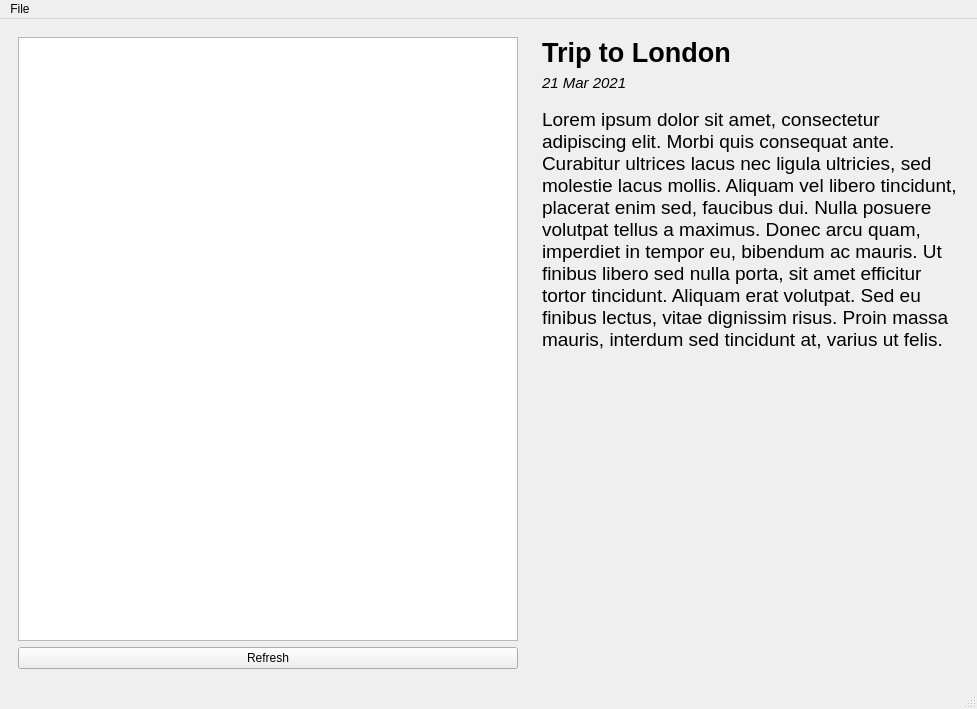
The window that src/MainWindow.ui (Kirtsim/Memo-client-gui) describes before a commit, drawn with Qt 5.
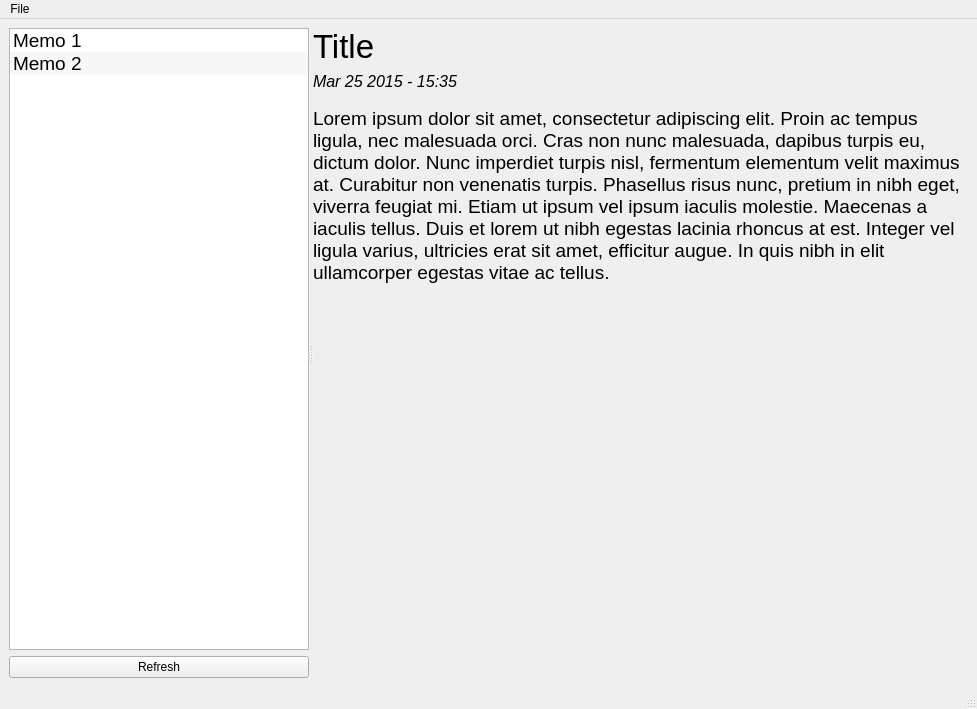
The same window after the commit.

Commit message:
Add a splitter to the main window.
The splitter allows for resizing the left and right part of the window,
i.e. the list of memos and the selected memo details respectively.

Patch:
```diff
--- a/src/MainWindow.ui
+++ b/src/MainWindow.ui
@@ -10,22 +10,74 @@
     <height>709</height>
    </rect>
   </property>
+  <property name="minimumSize">
+   <size>
+    <width>100</width>
+    <height>0</height>
+   </size>
+  </property>
   <property name="windowTitle">
    <string>Memo browser</string>
   </property>
   <widget class="QWidget" name="centralwidget">
-   <layout class="QHBoxLayout" name="horizontalLayout">
+   <layout class="QVBoxLayout" name="verticalLayout">
     <item>
-     <widget class="QWidget" name="widget" native="true">
+     <widget class="QSplitter" name="splitter">
+      <property name="orientation">
+       <enum>Qt::Horizontal</enum>
+      </property>
+      <widget class="QWidget" name="listContainer" native="true">
+       <property name="sizePolicy">
+        <sizepolicy hsizetype="Preferred" vsizetype="Preferred">
+         <horstretch>0</horstretch>
+         <verstretch>0</verstretch>
+        </sizepolicy>
+       </property>
+       <property name="minimumSize">
+        <size>
+         <width>0</width>
+         <height>0</height>
+        </size>
+       </property>
+       <property name="baseSize">
+        <size>
+         <width>0</width>
+         <height>0</height>
+        </size>
+       </property>
       <layout class="QVBoxLayout" name="verticalLayout_2">
        <item>
-        <widget class="QListView" name="memoListView">
+         <widget class="QListWidget" name="memoList">
          <property name="minimumSize">
           <size>
-           <width>500</width>
+            <width>300</width>
            <height>0</height>
           </size>
          </property>
+          <property name="font">
+           <font>
+            <pointsize>14</pointsize>
+           </font>
+          </property>
+          <property name="alternatingRowColors">
+           <bool>true</bool>
+          </property>
+          <property name="spacing">
+           <number>2</number>
+          </property>
+          <property name="sortingEnabled">
+           <bool>false</bool>
+          </property>
+          <item>
+           <property name="text">
+            <string>Memo 1</string>
+           </property>
+          </item>
+          <item>
+           <property name="text">
+            <string>Memo 2</string>
+           </property>
+          </item>
         </widget>
        </item>
        <item>
@@ -37,40 +89,41 @@
        </item>
       </layout>
      </widget>
-    </item>
-    <item>
-     <widget class="QWidget" name="memoDetailContainer" native="true">
+      <widget class="QWidget" name="detailContainer" native="true">
       <property name="minimumSize">
        <size>
-        <width>400</width>
+         <width>300</width>
         <height>0</height>
        </size>
       </property>
-      <layout class="QVBoxLayout" name="verticalLayout">
+       <layout class="QVBoxLayout" name="verticalLayout_3">
        <item>
         <widget class="QLabel" name="memoTitle">
          <property name="font">
           <font>
-           <pointsize>20</pointsize>
-           <bold>true</bold>
-           <underline>false</underline>
+            <pointsize>25</pointsize>
+            <bold>false</bold>
+            <kerning>true</kerning>
           </font>
          </property>
          <property name="text">
-          <string>Trip to London</string>
+           <string>Title</string>
+          </property>
+          <property name="textInteractionFlags">
+           <set>Qt::LinksAccessibleByMouse|Qt::TextSelectableByMouse</set>
          </property>
         </widget>
        </item>
        <item>
-        <widget class="QLabel" name="memoDate">
+         <widget class="QLabel" name="date">
          <property name="font">
           <font>
-           <pointsize>11</pointsize>
+            <pointsize>12</pointsize>
            <italic>true</italic>
           </font>
          </property>
          <property name="text">
-          <string>21 Mar 2021</string>
+           <string>Mar 25 2015 - 15:35</string>
          </property>
         </widget>
        </item>
@@ -97,11 +150,8 @@
            <pointsize>14</pointsize>
           </font>
          </property>
-         <property name="lineWidth">
-          <number>1</number>
-         </property>
          <property name="text">
-          <string>Lorem ipsum dolor sit amet, consectetur adipiscing elit. Morbi quis consequat ante. Curabitur ultrices lacus nec ligula ultricies, sed molestie lacus mollis. Aliquam vel libero tincidunt, placerat enim sed, faucibus dui. Nulla posuere volutpat tellus a maximus. Donec arcu quam, imperdiet in tempor eu, bibendum ac mauris. Ut finibus libero sed nulla porta, sit amet efficitur tortor tincidunt. Aliquam erat volutpat. Sed eu finibus lectus, vitae dignissim risus. Proin massa mauris, interdum sed tincidunt at, varius ut felis.</string>
+           <string>Lorem ipsum dolor sit amet, consectetur adipiscing elit. Proin ac tempus ligula, nec malesuada orci. Cras non nunc malesuada, dapibus turpis eu, dictum dolor. Nunc imperdiet turpis nisl, fermentum elementum velit maximus at. Curabitur non venenatis turpis. Phasellus risus nunc, pretium in nibh eget, viverra feugiat mi. Etiam ut ipsum vel ipsum iaculis molestie. Maecenas a iaculis tellus. Duis et lorem ut nibh egestas lacinia rhoncus at est. Integer vel ligula varius, ultricies erat sit amet, efficitur augue. In quis nibh in elit ullamcorper egestas vitae ac tellus.</string>
          </property>
          <property name="wordWrap">
           <bool>true</bool>
@@ -138,6 +188,7 @@
        </item>
       </layout>
      </widget>
+     </widget>
     </item>
    </layout>
   </widget>
```
Left out of the diff: 19 changed lines with no effect on the pictures. Lines whose indentation alone changed are shown as unchanged. The commit also changes 1 other file.
